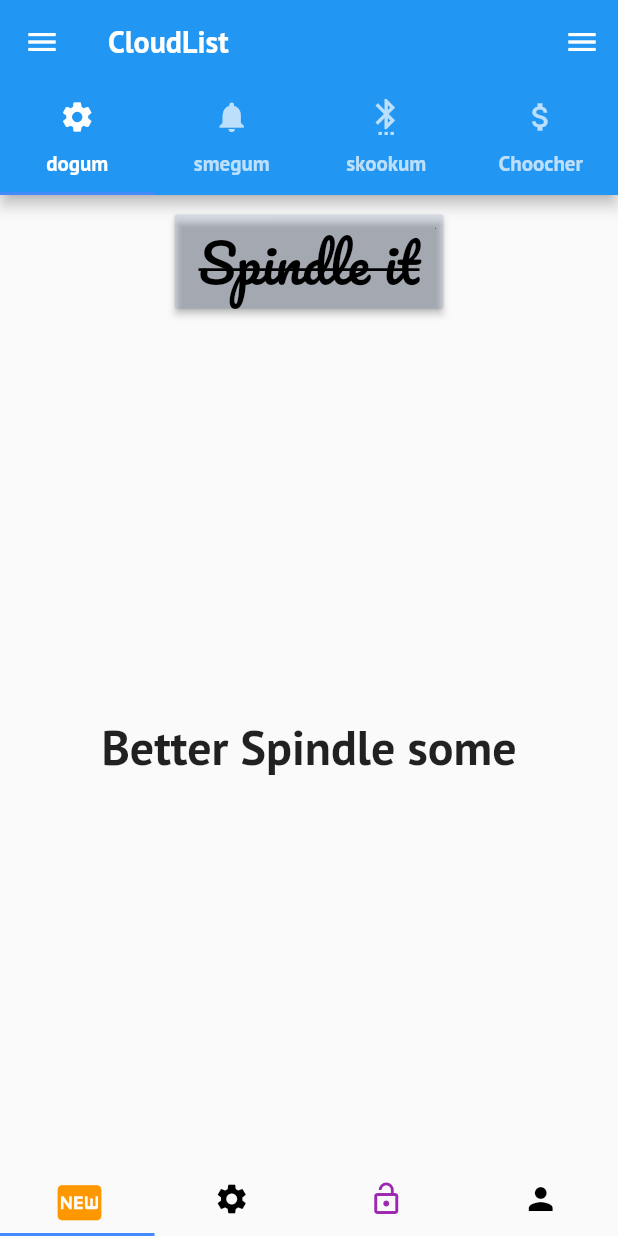
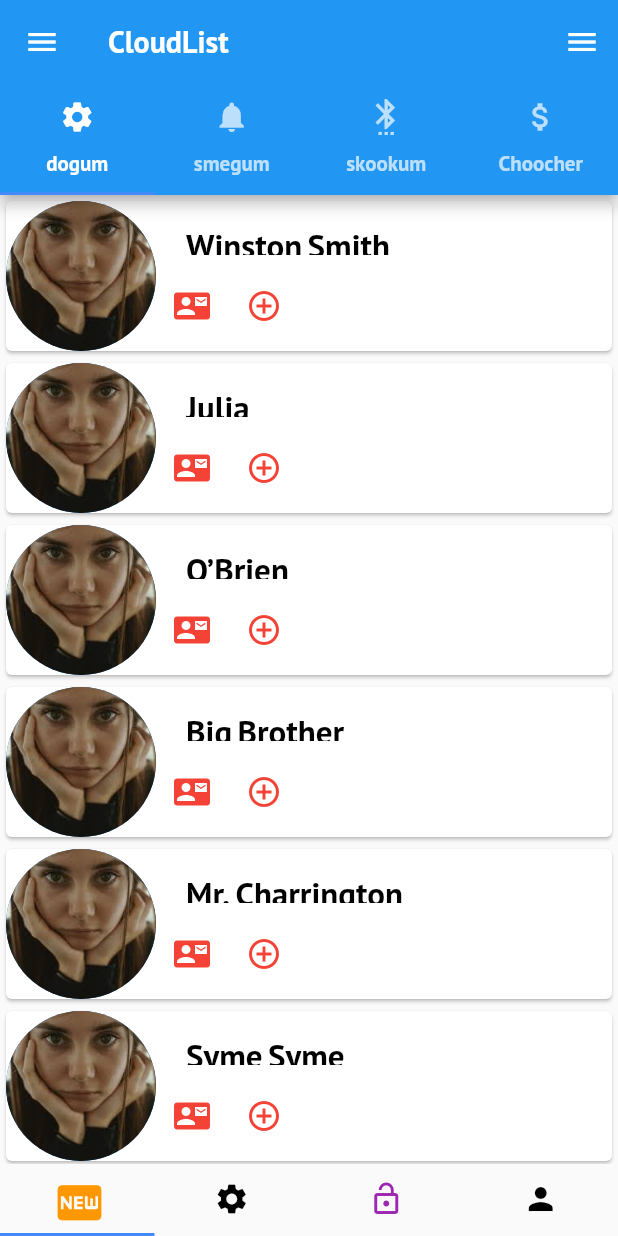
Before and after one commit to georgeredinger/flutter_course, a Flutter app: the screen it shows after launch, on a phone screen of 412 x 824 dp. Run offline on Flutter 3.47's test engine with Material 2 defaults, Android fonts, the phone set to English and light mode, and no system bars; our stand-ins replace shared_preferences.

Commit message:
contacts "Contact" class and list for contacts

```diff
--- a/lib/contact_manager.dart
+++ b/lib/contact_manager.dart
@@ -2,7 +2,8 @@ import 'package:flutter/material.dart';
 import 'dart:math';
 
 import './contacts.dart';
-import './pages/home.dart';
+// import './pages/home.dart';
+import './models/contact.dart';
 
 List<String> _contactNames = [
   'Winston Smith',
@@ -10,8 +11,8 @@ List<String> _contactNames = [
   'O’Brien ',
   'Big Brother',
   'Mr. Charrington',
-  'Syme',
-  'Parsons',
+  'Syme Syme',
+  'Parsons Fab',
   'Emmanuel Goldstein',
   'Old Major',
   'Mr. Pilkington'
@@ -34,7 +35,7 @@ class ContactManager extends StatefulWidget {
 }
 
 class _ContactManagerState extends State<ContactManager> {
-  List<String> _contacts = [];
+  List<Contact> _contacts = [];
 
   @override
   void initState() {
@@ -46,47 +47,17 @@ class _ContactManagerState extends State<ContactManager> {
     super.didUpdateWidget(oldWidget);
   }
 
-  _deleteContact(String name) {
-    _contacts.removeAt(0);
-  }
-
   @override
   Widget build(BuildContext context) {
-    double opa = Random().nextDouble() % 1.0;
-    double rad = Random().nextDouble() * 30.0;
-    Color clr = Color((Random().nextDouble() * 0xFFFFFF).toInt() << 0);
+    _contacts.removeRange(0, _contacts.length);
+    for (var c in _contactNames) {
+      String first = c.split(" ")[0];
+      String last = c.split(" ")[1];
+      _contacts.add(Contact(firstName: first, lastName: last));
+    }
 
     return Column(
-      children: [
-        Container(
-          margin: EdgeInsets.all(10.0),
-          child: Container(
-            decoration: BoxDecoration(
-                border: Border.all(color: clr, width: 3.0),
-                borderRadius: BorderRadius.circular(rad),
-                boxShadow: [
-                  BoxShadow(
-                    color: clr,
-                    offset: Offset(10.0, 6.0),
-                    blurRadius: (Random().nextDouble() * 10),
-                  ),
-                ]),
-            child: RaisedButton(
-              color: clr.withOpacity(opa),
-              onPressed: () {
-                setState(() {
-                  _contacts.add(contactor());
-                });
-              },
-              child: Text(
-                'Spindle it',
-                style: funky(),
-              ),
-            ),
-          ),
-        ),
-        Expanded(child: Contacts(_contacts))
-      ],
+      children: [Expanded(child: Contacts(_contacts))],
     );
   }
 }
--- a/lib/contacts.dart
+++ b/lib/contacts.dart
@@ -1,7 +1,7 @@
 import "package:flutter/material.dart";
 
 import 'dart:math';
-// import './pages/settings.dart';
+import 'models/contact.dart';
 
 String face() {
   var rid = new Random();
@@ -18,7 +18,7 @@ String face() {
 }
 
 class Contacts extends StatelessWidget {
-  final List<String> contacts;
+  final List<Contact> contacts;
 
   Contacts(this.contacts) {
     // print('[contact widget] Constructor');
@@ -33,15 +33,23 @@ class Contacts extends StatelessWidget {
     );
   }
 
-  Widget contactName(String element) {
+  Widget contactName(Contact element) {
     return Container(
       height: 20.0,
       margin: new EdgeInsets.symmetric(vertical: 10.0, horizontal: 20.0),
-      child: Text(element,
-          style: TextStyle(
-            fontSize: 22.0,
-            color: Colors.black,
-          )),
+      child: Row(children: [
+        Text(element.firstName,
+            style: TextStyle(
+              fontSize: 22.0,
+              color: Colors.black,
+            )),
+        Text("\t"),
+        Text(element.lastName,
+            style: TextStyle(
+              fontSize: 22.0,
+              color: Colors.black,
+            )),
+      ]),
     );
   }
 
@@ -73,7 +81,7 @@ class Contacts extends StatelessWidget {
     );
   }
 
-  List<Widget> contactStuff(String element) {
+  List<Widget> contactStuff(Contact element) {
     return [
       contactImage(),
       Column(
@@ -102,16 +110,7 @@ class Contacts extends StatelessWidget {
   @override
   Widget build(BuildContext context) {
     var b = bob(context);
-    if (b.length == 0) {
-      return Center(
-          child: Text(
-        "Better Spindle some",
-        style: TextStyle(fontSize: 32.0, fontWeight: FontWeight.bold),
-      ));
-    } else {
-      return
-         ListView(children: b);
 
-    }
+    return ListView(children: b);
   }
 }
--- a/lib/main.dart
+++ b/lib/main.dart
@@ -6,7 +6,6 @@ import './pages/login.dart';
 import './pages/settings.dart';
 import './pages/settingsprofile.dart';
 import './pages/settingssensor.dart';
-import './models/contact.dart';
 
 bool get isInDebugMode {
   bool inDebugMode = false;
@@ -41,30 +40,11 @@ void main() {
   userProfile['Gender'] = 'Gender';
 
   print("debug is " + isInDebugMode.toString());
+
   runApp(MyApp());
 }
 
-class MyApp extends StatefulWidget {
-  @override
-  State<StatefulWidget> createState() {
-    return _MyAppState();
-  }
-}
-
-class _MyAppState extends State<MyApp> {
-  List<Contact> _contacts = [];
-
-  void _addContact(Contact contact) {
-    setState(() {
-      _contacts.add(contact);
-    });
-  }
-
-void _deleteContact(int index){
-  setState((){
-    _contacts.removeAt(index);
-  });
-}
+class MyApp extends StatelessWidget {
   @override
   Widget build(BuildContext context) {
     return MaterialApp(
@@ -76,7 +56,7 @@ void _deleteContact(int index){
           buttonColor: Colors.deepOrange,
           fontFamily: 'PT_Sans',
         ),
-        home: HomePage(_contacts),
+        home: HomePage(),
         routes: {
           // '/': (BuildContext context ) => HomePage(),
           '/emergencycontacts': (BuildContext context) => Sensor(),
--- a/lib/models/contact.dart
+++ b/lib/models/contact.dart
@@ -3,10 +3,9 @@ import 'package:flutter/material.dart';
 class Contact {
   final String firstName;
   final String lastName;
-  final Image image;
 
-  Contact(
-      {@required this.firstName,
-      @required this.lastName,
-      @required this.image});
+  Contact({
+    @required this.firstName,
+    @required this.lastName,
+  });
 }
--- a/lib/pages/home.dart
+++ b/lib/pages/home.dart
@@ -48,9 +48,9 @@ void _onChangedFBreferenceName(String value) => (() {
     });
 
 class HomePage extends StatelessWidget {
-  List<Contact> contacts;
 
-  HomePage(this.contacts);
+
+  HomePage();
 
   Widget _appBar() {
     return AppBar(
```
